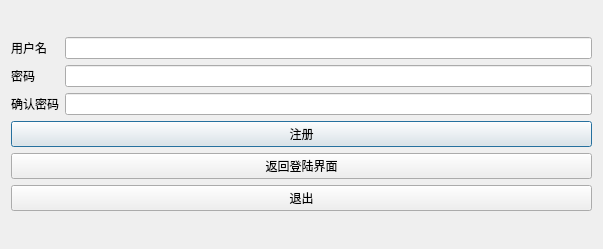
The window that Client/UI/TrainUI/regist.ui (TimerChen/TrainTickets) describes before a commit, drawn with Qt 5.
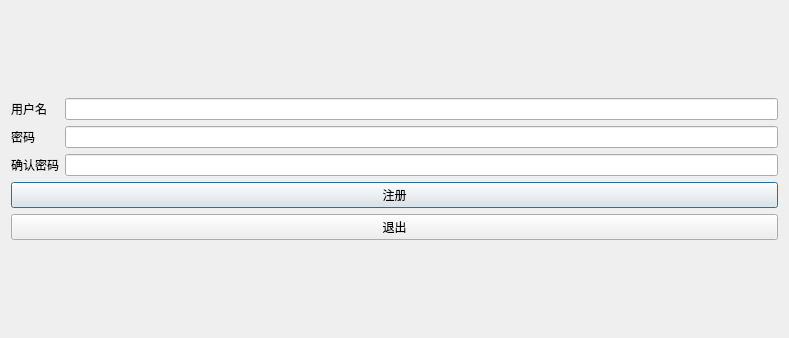
The same window after the commit. Icons and pictures are not drawn.

```diff
--- a/Client/UI/TrainUI/regist.ui
+++ b/Client/UI/TrainUI/regist.ui
@@ -6,20 +6,20 @@
    <rect>
     <x>0</x>
     <y>0</y>
-    <width>603</width>
-    <height>249</height>
+    <width>789</width>
+    <height>338</height>
    </rect>
   </property>
   <property name="minimumSize">
    <size>
-    <width>603</width>
-    <height>249</height>
+    <width>789</width>
+    <height>338</height>
    </size>
   </property>
   <property name="maximumSize">
    <size>
-    <width>603</width>
-    <height>249</height>
+    <width>789</width>
+    <height>338</height>
    </size>
   </property>
   <property name="windowTitle">
@@ -75,13 +75,6 @@
          </property>
         </widget>
        </item>
-       <item>
-        <widget class="QPushButton" name="backtologinBtn">
-         <property name="text">
-          <string>返回登陆界面</string>
-         </property>
-        </widget>
-       </item>
        <item>
         <widget class="QPushButton" name="exitButton">
          <property name="text">
```
